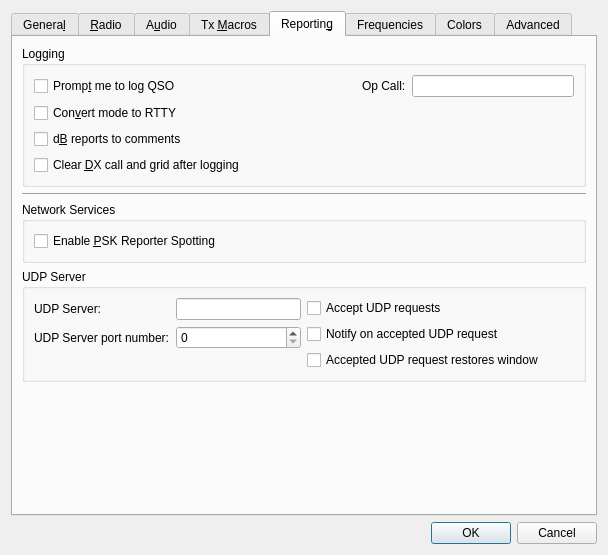
The window that Configuration.ui (saitohirga/WSJT-X) describes before a commit, drawn with Qt 5.
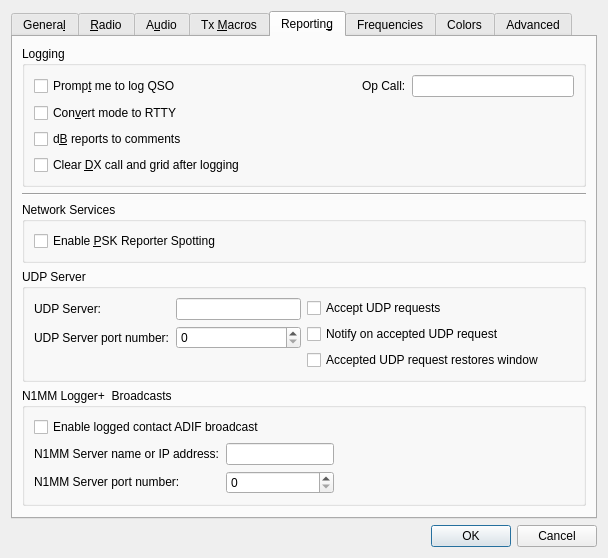
The same window after the commit. The open tabs and pages were chosen to show the change.

Commit message: Broadcast logged QSOs to N1MM Logger+.  Mostly thanks to Brian, N9ADG.  Needs testing!

Diff of the .ui file:
```diff
--- a/Configuration.ui
+++ b/Configuration.ui
@@ -1821,6 +1821,60 @@
          </layout>
         </widget>
        </item>
+       <item>
+        <widget class="QGroupBox" name="n1mm_group_box">
+         <property name="title">
+          <string>N1MM Logger+  Broadcasts</string>
+         </property>
+         <layout class="QFormLayout" name="formLayout_15">
+          <property name="fieldGrowthPolicy">
+           <enum>QFormLayout::AllNonFixedFieldsGrow</enum>
+          </property>
+          <item row="0" column="0">
+           <widget class="QCheckBox" name="enable_n1mm_broadcast_check_box">
+            <property name="toolTip">
+             <string>&lt;html&gt;&lt;head/&gt;&lt;body&gt;&lt;p&gt;When checked, WSJT-X will broadcast a logged contact in ADIF format to the configured hostname and port. &lt;/p&gt;&lt;/body&gt;&lt;/html&gt;</string>
+            </property>
+            <property name="text">
+             <string>Enable logged contact ADIF broadcast</string>
+            </property>
+           </widget>
+          </item>
+          <item row="1" column="0">
+           <layout class="QFormLayout" name="formLayout_20">
+            <item row="0" column="0">
+             <widget class="QLabel" name="n1mm_server_name_label">
+              <property name="text">
+               <string>&lt;html&gt;&lt;head/&gt;&lt;body&gt;&lt;p&gt;N1MM Server name or IP address:&lt;/p&gt;&lt;/body&gt;&lt;/html&gt;</string>
+              </property>
+             </widget>
+            </item>
+            <item row="0" column="1">
+             <widget class="QLineEdit" name="n1mm_server_name_line_edit">
+              <property name="toolTip">
+               <string>&lt;html&gt;&lt;head/&gt;&lt;body&gt;&lt;p&gt;Optional host name of N1MM Logger+ program to receive ADIF UDP broadcasts. This is usually 'localhost' or ip address 127.0.0.1&lt;/p&gt;&lt;p&gt;Formats:&lt;/p&gt;&lt;ul style=&quot;margin-top: 0px; margin-bottom: 0px; margin-left: 0px; margin-right: 0px; -qt-list-indent: 1;&quot;&gt;&lt;li style=&quot; margin-top:12px; margin-bottom:0px; margin-left:0px; margin-right:0px; -qt-block-indent:0; text-indent:0px;&quot;&gt;hostname&lt;/li&gt;&lt;li style=&quot; margin-top:0px; margin-bottom:0px; margin-left:0px; margin-right:0px; -qt-block-indent:0; text-indent:0px;&quot;&gt;IPv4 address&lt;/li&gt;&lt;li style=&quot; margin-top:0px; margin-bottom:0px; margin-left:0px; margin-right:0px; -qt-block-indent:0; text-indent:0px;&quot;&gt;IPv6 address&lt;/li&gt;&lt;li style=&quot; margin-top:0px; margin-bottom:0px; margin-left:0px; margin-right:0px; -qt-block-indent:0; text-indent:0px;&quot;&gt;IPv4 multicast group address&lt;/li&gt;&lt;li style=&quot; margin-top:0px; margin-bottom:0px; margin-left:0px; margin-right:0px; -qt-block-indent:0; text-indent:0px;&quot;&gt;IPv6 multicast group address&lt;/li&gt;&lt;/ul&gt;&lt;p&gt;Clearing this field will disable broadcasting of ADIF information via UDP.&lt;/p&gt;&lt;/body&gt;&lt;/html&gt;</string>
+              </property>
+             </widget>
+            </item>
+            <item row="1" column="0">
+             <widget class="QLabel" name="n1mm_server_port_label">
+              <property name="text">
+               <string>&lt;html&gt;&lt;head/&gt;&lt;body&gt;&lt;p&gt;N1MM Server port number:&lt;/p&gt;&lt;/body&gt;&lt;/html&gt;</string>
+              </property>
+             </widget>
+            </item>
+            <item row="1" column="1">
+             <widget class="QSpinBox" name="n1mm_server_port_spin_box">
+              <property name="toolTip">
+               <string>&lt;html&gt;&lt;head/&gt;&lt;body&gt;&lt;p&gt;Enter the port number that WSJT-X should use for UDP broadcasts of ADIF log information. For N1MM Logger+, this value should be 2333. If this is zero,  no updates will be broadcast.&lt;/p&gt;&lt;/body&gt;&lt;/html&gt;</string>
+              </property>
+             </widget>
+            </item>
+           </layout>
+          </item>
+         </layout>
+        </widget>
+       </item>
        <item>
         <spacer name="verticalSpacer_4">
          <property name="orientation">
```
Left out of the diff: 14 changed lines with no effect on the pictures. The commit also changes 5 other files.
